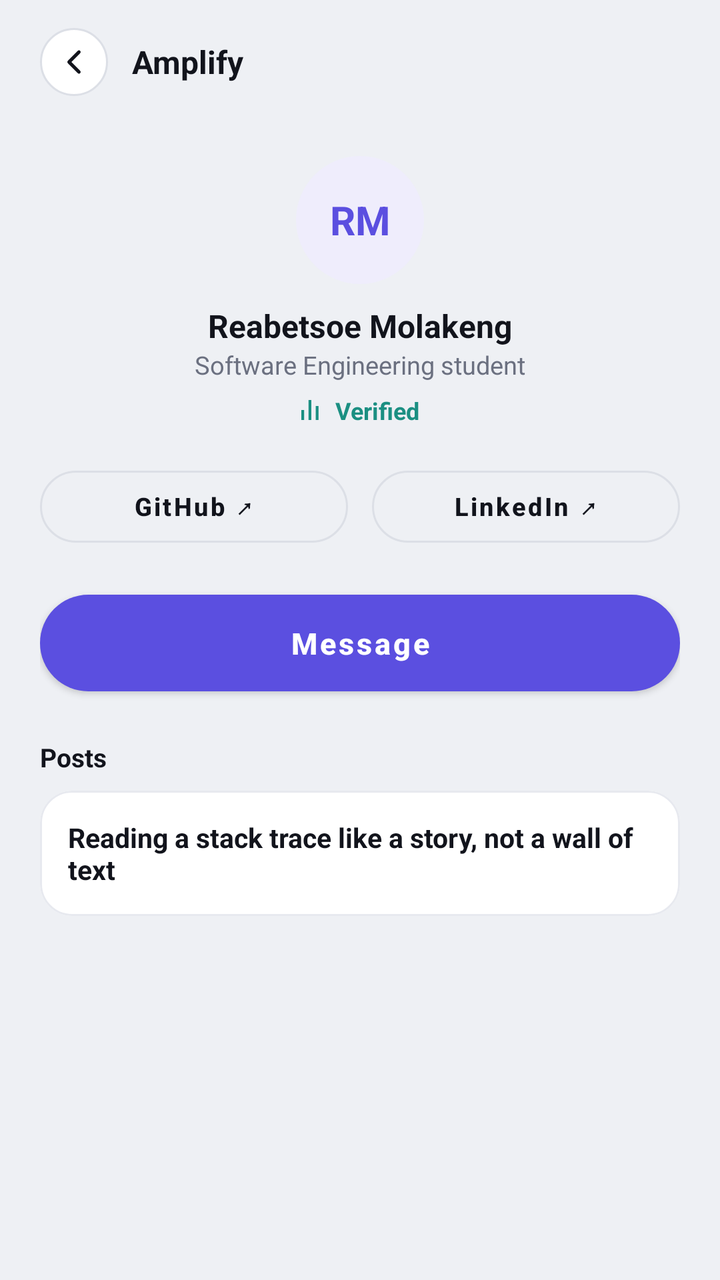
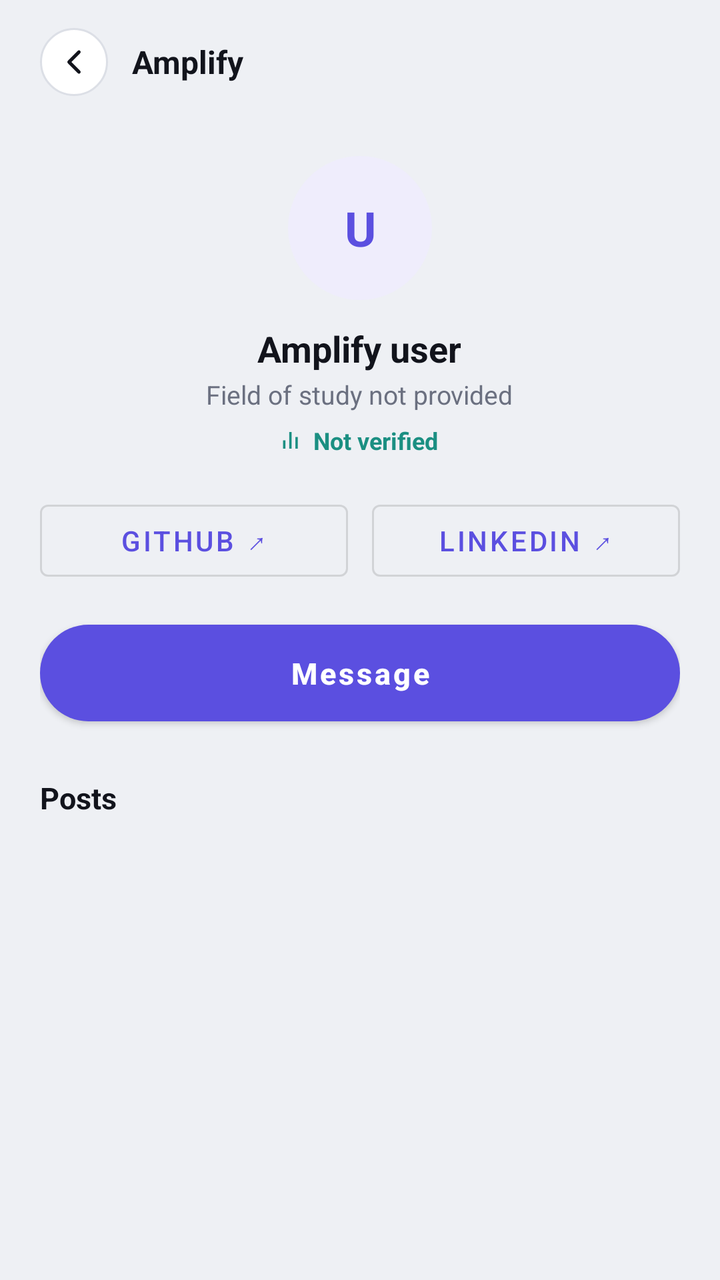

Compare the two renders of this Android layout. The source of the first and the diff that turns it into the second are given below.
<!-- AndroidManifest.xml: application theme Theme.Amplify -->
<!-- res/layout/activity_profile_other.xml -->
<?xml version="1.0" encoding="utf-8"?>
<LinearLayout xmlns:android="http://schemas.android.com/apk/res/android"
    android:layout_width="match_parent"
    android:layout_height="match_parent"
    android:background="@color/paper"
    android:orientation="vertical">

    <include android:id="@+id/header" layout="@layout/header_back" />

    <ScrollView
        android:layout_width="match_parent"
        android:layout_height="match_parent">

        <LinearLayout
            android:layout_width="match_parent"
            android:layout_height="wrap_content"
            android:orientation="vertical"
            android:padding="20dp">

            <LinearLayout
                android:layout_width="match_parent"
                android:layout_height="wrap_content"
                android:orientation="vertical"
                android:gravity="center"
                android:layout_marginBottom="16dp">

                <TextView
                    android:layout_width="64dp"
                    android:layout_height="64dp"
                    android:background="@drawable/bg_avatar_circle"
                    android:gravity="center"
                    android:text="RM"
                    android:textColor="@color/accent"
                    android:textStyle="bold"
                    android:textSize="20sp"
                    android:layout_marginBottom="10dp" />

                <TextView
                    android:layout_width="wrap_content"
                    android:layout_height="wrap_content"
                    android:text="Reabetsoe Molakeng"
                    android:textSize="16sp"
                    android:textStyle="bold"
                    android:textColor="@color/ink" />

                <TextView
                    android:layout_width="wrap_content"
                    android:layout_height="wrap_content"
                    android:text="Software Engineering student"
                    android:textSize="12.5sp"
                    android:textColor="@color/muted"
                    android:layout_marginBottom="6dp" />

                <LinearLayout
                    android:layout_width="wrap_content"
                    android:layout_height="wrap_content"
                    android:orientation="horizontal"
                    android:gravity="center_vertical">

                    <ImageView
                        android:layout_width="14dp"
                        android:layout_height="10dp"
                        android:src="@drawable/ic_verified_mark"
                        android:layout_marginEnd="4dp" />

                    <TextView
                        android:layout_width="wrap_content"
                        android:layout_height="wrap_content"
                        android:text="Verified"
                        android:textSize="12sp"
                        android:textColor="@color/teal"
                        android:textStyle="bold" />
                </LinearLayout>
            </LinearLayout>

            <LinearLayout
                android:layout_width="match_parent"
                android:layout_height="wrap_content"
                android:orientation="horizontal"
                android:layout_marginBottom="14dp">

                <com.google.android.material.button.MaterialButton
                    android:id="@+id/btnGithub"
                    style="@style/Amplify.Button.Outline"
                    android:layout_width="0dp"
                    android:layout_height="wrap_content"
                    android:layout_weight="1"
                    android:layout_marginEnd="6dp"
                    android:paddingTop="8dp"
                    android:paddingBottom="8dp"
                    android:textSize="12.5sp"
                    android:text="GitHub ↗" />

                <com.google.android.material.button.MaterialButton
                    android:id="@+id/btnLinkedIn"
                    style="@style/Amplify.Button.Outline"
                    android:layout_width="0dp"
                    android:layout_height="wrap_content"
                    android:layout_weight="1"
                    android:layout_marginStart="6dp"
                    android:paddingTop="8dp"
                    android:paddingBottom="8dp"
                    android:textSize="12.5sp"
                    android:text="LinkedIn ↗" />
            </LinearLayout>

            <com.google.android.material.button.MaterialButton
                android:id="@+id/btnMessage"
                style="@style/Amplify.Button.Primary"
                android:layout_width="match_parent"
                android:layout_height="wrap_content"
                android:text="Message"
                android:layout_marginBottom="18dp" />

            <TextView
                android:layout_width="wrap_content"
                android:layout_height="wrap_content"
                android:text="Posts"
                android:textSize="13sp"
                android:textStyle="bold"
                android:textColor="@color/ink"
                android:layout_marginBottom="8dp" />

            <com.google.android.material.card.MaterialCardView
                android:id="@+id/cardPost"
                style="@style/Amplify.Card"
                android:layout_width="match_parent"
                android:layout_height="wrap_content"
                android:clickable="true"
                android:focusable="true">

                <TextView
                    android:layout_width="match_parent"
                    android:layout_height="wrap_content"
                    android:padding="14dp"
                    android:text="Reading a stack trace like a story, not a wall of text"
                    android:textSize="13.5sp"
                    android:textStyle="bold"
                    android:textColor="@color/ink" />
            </com.google.android.material.card.MaterialCardView>

        </LinearLayout>
    </ScrollView>
</LinearLayout>
<!-- res/layout/header_back.xml (included above) -->
<?xml version="1.0" encoding="utf-8"?>
<LinearLayout xmlns:android="http://schemas.android.com/apk/res/android"
    android:layout_width="match_parent"
    android:layout_height="wrap_content"
    android:orientation="horizontal"
    android:gravity="center_vertical"
    android:paddingStart="20dp"
    android:paddingEnd="20dp"
    android:paddingTop="14dp"
    android:paddingBottom="10dp">

    <ImageButton
        android:id="@+id/btnBack"
        android:layout_width="34dp"
        android:layout_height="34dp"
        android:background="@drawable/bg_circle_button"
        android:src="@drawable/ic_back"
        android:padding="8dp"
        android:contentDescription="Back"
        android:layout_marginEnd="12dp" />

    <TextView
        android:id="@+id/tvHeaderTitle"
        android:layout_width="0dp"
        android:layout_height="wrap_content"
        android:layout_weight="1"
        android:text="Amplify"
        android:textSize="16sp"
        android:textStyle="bold"
        android:textColor="@color/ink" />

</LinearLayout>
<!-- resources referenced by this layout -->
<resources>
  <color name="accent">#5B4FE0</color>
  <color name="ink">#12141C</color>
  <color name="muted">#6B7080</color>
  <color name="paper">#EEF0F4</color>
  <color name="teal">#1B8F82</color>
  <!-- drawable bg_avatar_circle (drawable) -->
  <?xml version="1.0" encoding="utf-8"?>
  <shape xmlns:android="http://schemas.android.com/apk/res/android" android:shape="oval">
      <solid android:color="@color/accent_soft" />
  </shape>
  <!-- drawable bg_circle_button (drawable) -->
  <?xml version="1.0" encoding="utf-8"?>
  <shape xmlns:android="http://schemas.android.com/apk/res/android" android:shape="oval">
      <solid android:color="@color/surface" />
      <stroke android:width="1dp" android:color="@color/line" />
  </shape>
  <!-- drawable ic_back (drawable) -->
  <vector xmlns:android="http://schemas.android.com/apk/res/android"
      android:width="20dp" android:height="20dp" android:viewportWidth="24" android:viewportHeight="24">
      <path android:pathData="M15,18L9,12L15,6" android:strokeColor="#12141C" android:strokeWidth="2" android:strokeLineCap="round" android:strokeLineJoin="round" />
  </vector>
  <!-- drawable ic_verified_mark (drawable) -->
  <vector xmlns:android="http://schemas.android.com/apk/res/android"
      android:width="14dp" android:height="10dp" android:viewportWidth="14" android:viewportHeight="10">
      <path android:pathData="M1,5H2.4V10H1Z" android:fillColor="#1B8F82" />
      <path android:pathData="M4.6,0H6V10H4.6Z" android:fillColor="#1B8F82" />
      <path android:pathData="M8.2,3H9.6V10H8.2Z" android:fillColor="#1B8F82" />
  </vector>
  <style name="Amplify.Button.Outline" parent="Widget.MaterialComponents.Button.OutlinedButton">
          <item name="strokeColor">@color/line</item>
          <item name="android:textColor">@color/ink</item>
          <item name="cornerRadius">28dp</item>
          <item name="android:textAllCaps">false</item>
          <item name="android:textSize">15sp</item>
          <item name="android:textStyle">bold</item>
          <item name="android:paddingTop">14dp</item>
          <item name="android:paddingBottom">14dp</item>
      </style>
  <style name="Amplify.Button.Primary" parent="Widget.MaterialComponents.Button">
          <item name="backgroundTint">@color/accent</item>
          <item name="cornerRadius">28dp</item>
          <item name="android:textAllCaps">false</item>
          <item name="android:textSize">15sp</item>
          <item name="android:textStyle">bold</item>
          <item name="android:paddingTop">14dp</item>
          <item name="android:paddingBottom">14dp</item>
      </style>
  <style name="Amplify.Card" parent="Widget.MaterialComponents.CardView">
          <item name="cardCornerRadius">16dp</item>
          <item name="cardElevation">0dp</item>
          <item name="strokeColor">@color/line_soft</item>
          <item name="strokeWidth">1dp</item>
          <item name="cardBackgroundColor">@color/surface</item>
      </style>
  <style name="Theme.Amplify" parent="Theme.MaterialComponents.Light.NoActionBar">
          <item name="colorPrimary">@color/accent</item>
          <item name="colorPrimaryDark">@color/ink</item>
          <item name="colorAccent">@color/accent</item>
          <item name="android:windowBackground">@color/paper</item>
          <item name="android:statusBarColor">@color/surface</item>
          <item name="android:windowLightStatusBar">true</item>
      </style>
  <color name="accent_soft">#EFEDFC</color>
  <color name="surface">#FFFFFF</color>
  <color name="line">#DCDFE6</color>
  <color name="line_soft">#E7E9EF</color>
</resources>

<!-- the commit's change to res/layout/activity_profile_other.xml (unified diff, before → after) -->
@@ -5,11 +5,15 @@
     android:background="@color/paper"
     android:orientation="vertical">
 
-    <include android:id="@+id/header" layout="@layout/header_back" />
+    <include
+        android:id="@+id/header"
+        layout="@layout/header_back" />
 
     <ScrollView
         android:layout_width="match_parent"
-        android:layout_height="match_parent">
+        android:layout_height="0dp"
+        android:layout_weight="1"
+        android:fillViewport="true">
 
         <LinearLayout
             android:layout_width="match_parent"
@@ -17,130 +21,133 @@
             android:orientation="vertical"
             android:padding="20dp">
 
+            
+            <TextView
+                android:id="@+id/tvProfileInitials"
+                android:layout_width="72dp"
+                android:layout_height="72dp"
+                android:layout_gravity="center_horizontal"
+                android:background="@drawable/bg_avatar_circle"
+                android:gravity="center"
+                android:text="U"
+                android:textColor="@color/accent"
+                android:textSize="24sp"
+                android:textStyle="bold" />
+
+            
+            <TextView
+                android:id="@+id/tvProfileName"
+                android:layout_width="wrap_content"
+                android:layout_height="wrap_content"
+                android:layout_gravity="center_horizontal"
+                android:layout_marginTop="12dp"
+                android:text="Amplify user"
+                android:textColor="@color/ink"
+                android:textSize="18sp"
+                android:textStyle="bold" />
+
+            
+            <TextView
+                android:id="@+id/tvFieldOfStudy"
+                android:layout_width="wrap_content"
+                android:layout_height="wrap_content"
+                android:layout_gravity="center_horizontal"
+                android:layout_marginTop="2dp"
+                android:text="Field of study not provided"
+                android:textColor="@color/muted"
+                android:textSize="13sp" />
+
+            
+            <LinearLayout
+                android:layout_width="wrap_content"
+                android:layout_height="wrap_content"
+                android:layout_gravity="center_horizontal"
+                android:layout_marginTop="6dp"
+                android:gravity="center_vertical"
+                android:orientation="horizontal">
+
+                <ImageView
+                    android:layout_width="12dp"
+                    android:layout_height="9dp"
+                    android:layout_marginEnd="4dp"
+                    android:contentDescription="Verification status"
+                    android:src="@drawable/ic_verified_mark" />
+
+                <TextView
+                    android:id="@+id/tvVerificationLabel"
+                    android:layout_width="wrap_content"
+                    android:layout_height="wrap_content"
+                    android:text="Not verified"
+                    android:textColor="@color/teal"
+                    android:textSize="12sp"
+                    android:textStyle="bold" />
+            </LinearLayout>
+
+            
             <LinearLayout
                 android:layout_width="match_parent"
                 android:layout_height="wrap_content"
-                android:orientation="vertical"
-                android:gravity="center"
-                android:layout_marginBottom="16dp">
-
-                <TextView
-                    android:layout_width="64dp"
-                    android:layout_height="64dp"
-                    android:background="@drawable/bg_avatar_circle"
-                    android:gravity="center"
-                    android:text="RM"
-                    android:textColor="@color/accent"
-                    android:textStyle="bold"
-                    android:textSize="20sp"
-                    android:layout_marginBottom="10dp" />
-
-                <TextView
-                    android:layout_width="wrap_content"
-                    android:layout_height="wrap_content"
-                    android:text="Reabetsoe Molakeng"
-                    android:textSize="16sp"
-                    android:textStyle="bold"
-                    android:textColor="@color/ink" />
-
-                <TextView
-                    android:layout_width="wrap_content"
-                    android:layout_height="wrap_content"
-                    android:text="Software Engineering student"
-                    android:textSize="12.5sp"
-                    android:textColor="@color/muted"
-                    android:layout_marginBottom="6dp" />
-
-                <LinearLayout
-                    android:layout_width="wrap_content"
-                    android:layout_height="wrap_content"
-                    android:orientation="horizontal"
-                    android:gravity="center_vertical">
-
-                    <ImageView
-                        android:layout_width="14dp"
-                        android:layout_height="10dp"
-                        android:src="@drawable/ic_verified_mark"
-                        android:layout_marginEnd="4dp" />
-
-                    <TextView
-                        android:layout_width="wrap_content"
-                        android:layout_height="wrap_content"
-                        android:text="Verified"
-                        android:textSize="12sp"
-                        android:textColor="@color/teal"
-                        android:textStyle="bold" />
-                </LinearLayout>
-            </LinearLayout>
-
-            <LinearLayout
-                android:layout_width="match_parent"
-                android:layout_height="wrap_content"
-                android:orientation="horizontal"
-                android:layout_marginBottom="14dp">
+                android:layout_marginTop="18dp"
+                android:orientation="horizontal">
 
                 <com.google.android.material.button.MaterialButton
                     android:id="@+id/btnGithub"
-                    style="@style/Amplify.Button.Outline"
+                    style="@style/Widget.MaterialComponents.Button.OutlinedButton"
                     android:layout_width="0dp"
                     android:layout_height="wrap_content"
+                    android:layout_marginEnd="6dp"
                     android:layout_weight="1"
-                    android:layout_marginEnd="6dp"
-                    android:paddingTop="8dp"
-                    android:paddingBottom="8dp"
-                    android:textSize="12.5sp"
                     android:text="GitHub ↗" />
 
                 <com.google.android.material.button.MaterialButton
                     android:id="@+id/btnLinkedIn"
-                    style="@style/Amplify.Button.Outline"
+                    style="@style/Widget.MaterialComponents.Button.OutlinedButton"
                     android:layout_width="0dp"
                     android:layout_height="wrap_content"
+                    android:layout_marginStart="6dp"
                     android:layout_weight="1"
-                    android:layout_marginStart="6dp"
-                    android:paddingTop="8dp"
-                    android:paddingBottom="8dp"
-                    android:textSize="12.5sp"
                     android:text="LinkedIn ↗" />
             </LinearLayout>
 
+            
             <com.google.android.material.button.MaterialButton
                 android:id="@+id/btnMessage"
                 style="@style/Amplify.Button.Primary"
                 android:layout_width="match_parent"
                 android:layout_height="wrap_content"
-                android:text="Message"
-                android:layout_marginBottom="18dp" />
+                android:layout_marginTop="12dp"
+                android:text="Message" />
 
+            
             <TextView
                 android:layout_width="wrap_content"
                 android:layout_height="wrap_content"
+                android:layout_marginTop="22dp"
+                android:layout_marginBottom="10dp"
                 android:text="Posts"
+                android:textColor="@color/ink"
+                android:textSize="15sp"
+                android:textStyle="bold" />
+
+            <TextView
+                android:id="@+id/tvNoPosts"
+                android:layout_width="wrap_content"
+                android:layout_height="wrap_content"
+                android:paddingBottom="12dp"
+                android:text="No posts yet."
+                android:textColor="@color/ink_soft"
                 android:textSize="13sp"
-                android:textStyle="bold"
-                android:textColor="@color/ink"
-                android:layout_marginBottom="8dp" />
+                android:visibility="gone" />
 
-            <com.google.android.material.card.MaterialCardView
-                android:id="@+id/cardPost"
-                style="@style/Amplify.Card"
+            <LinearLayout
+                android:id="@+id/postsContainer"
                 android:layout_width="match_parent"
                 android:layout_height="wrap_content"
-                android:clickable="true"
-                android:focusable="true">
-
-                <TextView
-                    android:layout_width="match_parent"
-                    android:layout_height="wrap_content"
-                    android:padding="14dp"
-                    android:text="Reading a stack trace like a story, not a wall of text"
-                    android:textSize="13.5sp"
-                    android:textStyle="bold"
-                    android:textColor="@color/ink" />
-            </com.google.android.material.card.MaterialCardView>
+                android:orientation="vertical" />
 
         </LinearLayout>
     </ScrollView>
+
 </LinearLayout>
 <!-- res/layout/header_back.xml (included above) -->
 <?xml version="1.0" encoding="utf-8"?>
<!-- resource entries referenced after the edit -->
@@ -2,6 +2,7 @@
 <resources>
   <color name="accent">#5B4FE0</color>
   <color name="ink">#12141C</color>
+  <color name="ink_soft">#2A2E3A</color>
   <color name="muted">#6B7080</color>
   <color name="paper">#EEF0F4</color>
   <color name="teal">#1B8F82</color>
@@ -28,16 +29,6 @@
       <path android:pathData="M4.6,0H6V10H4.6Z" android:fillColor="#1B8F82" />
       <path android:pathData="M8.2,3H9.6V10H8.2Z" android:fillColor="#1B8F82" />
   </vector>
-  <style name="Amplify.Button.Outline" parent="Widget.MaterialComponents.Button.OutlinedButton">
-          <item name="strokeColor">@color/line</item>
-          <item name="android:textColor">@color/ink</item>
-          <item name="cornerRadius">28dp</item>
-          <item name="android:textAllCaps">false</item>
-          <item name="android:textSize">15sp</item>
-          <item name="android:textStyle">bold</item>
-          <item name="android:paddingTop">14dp</item>
-          <item name="android:paddingBottom">14dp</item>
-      </style>
   <style name="Amplify.Button.Primary" parent="Widget.MaterialComponents.Button">
           <item name="backgroundTint">@color/accent</item>
           <item name="cornerRadius">28dp</item>
@@ -46,13 +37,6 @@
           <item name="android:textStyle">bold</item>
           <item name="android:paddingTop">14dp</item>
           <item name="android:paddingBottom">14dp</item>
-      </style>
-  <style name="Amplify.Card" parent="Widget.MaterialComponents.CardView">
-          <item name="cardCornerRadius">16dp</item>
-          <item name="cardElevation">0dp</item>
-          <item name="strokeColor">@color/line_soft</item>
-          <item name="strokeWidth">1dp</item>
-          <item name="cardBackgroundColor">@color/surface</item>
       </style>
   <style name="Theme.Amplify" parent="Theme.MaterialComponents.Light.NoActionBar">
           <item name="colorPrimary">@color/accent</item>
@@ -65,6 +49,5 @@
   <color name="accent_soft">#EFEDFC</color>
   <color name="surface">#FFFFFF</color>
   <color name="line">#DCDFE6</color>
-  <color name="line_soft">#E7E9EF</color>
 </resources>
 
